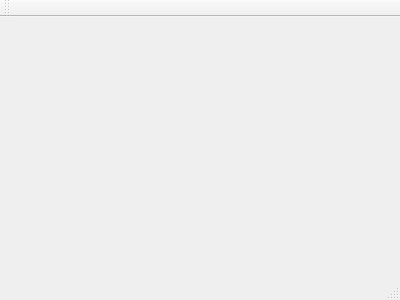
pyridiss/Sablier, file mainwindow.ui: the form before one commit.
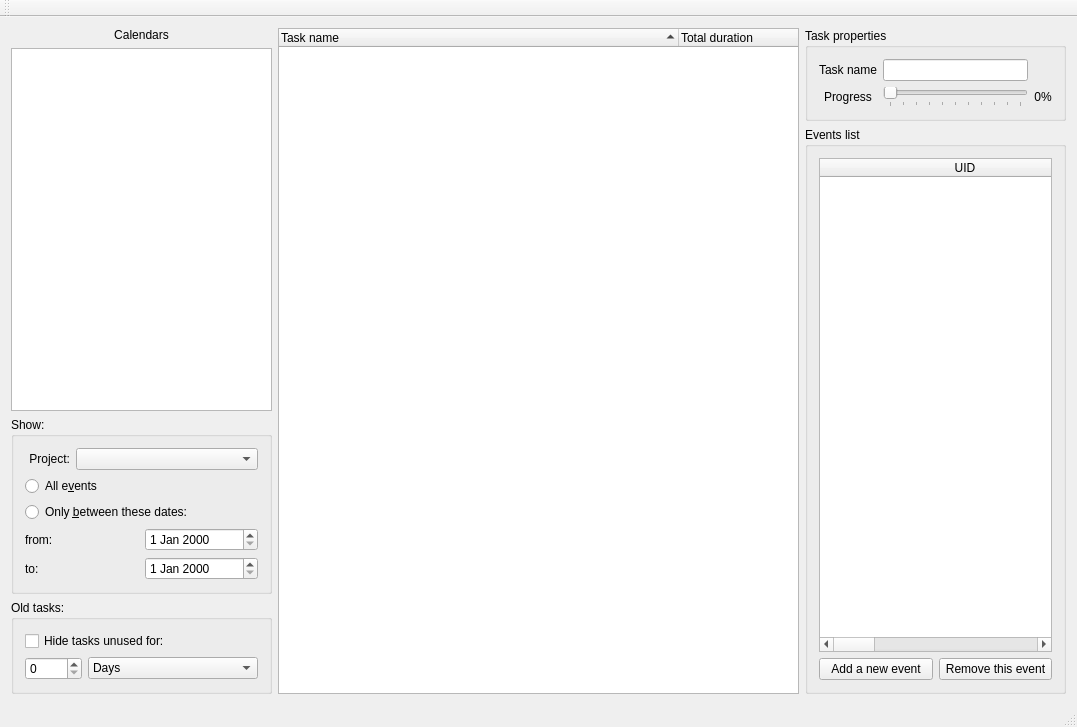
The form after the commit.

Commit message: Set MainWindow UI.

Diff of the .ui file:
```diff
--- a/mainwindow.ui
+++ b/mainwindow.ui
@@ -1,24 +1,325 @@
 <ui version="4.0">
  <class>MainWindow</class>
- <widget class="QMainWindow" name="MainWindow" >
-  <property name="geometry" >
+ <widget class="QMainWindow" name="MainWindow">
+  <property name="geometry">
    <rect>
     <x>0</x>
     <y>0</y>
-    <width>400</width>
-    <height>300</height>
+    <width>1077</width>
+    <height>727</height>
    </rect>
   </property>
   <property name="windowTitle" >
    <string>MainWindow</string>
   </property>
-  <widget class="QMenuBar" name="menuBar" />
-  <widget class="QToolBar" name="mainToolBar" />
-  <widget class="QWidget" name="centralWidget" />
-  <widget class="QStatusBar" name="statusBar" />
+  <widget class="QWidget" name="centralWidget">
+   <layout class="QHBoxLayout" name="horizontalLayout" stretch="1,2,1">
+    <item>
+     <layout class="QVBoxLayout" name="verticalLayout">
+      <item>
+       <widget class="QLabel" name="labelCalendars">
+        <property name="text">
+         <string>&lt;html&gt;&lt;head/&gt;&lt;body&gt;&lt;p align=&quot;center&quot;&gt;Calendars&lt;/p&gt;&lt;/body&gt;&lt;/html&gt;</string>
+        </property>
+       </widget>
+      </item>
+      <item>
+       <widget class="QListView" name="listCalendars"/>
+      </item>
+      <item>
+       <widget class="QGroupBox" name="groupBox">
+        <property name="title">
+         <string>Show:</string>
+        </property>
+        <layout class="QVBoxLayout" name="verticalLayout_4">
+         <item>
+          <layout class="QHBoxLayout" name="horizontalLayout_2" stretch="1,4">
+           <item>
+            <widget class="QLabel" name="labelProjects">
+             <property name="text">
+              <string>&lt;html&gt;&lt;head/&gt;&lt;body&gt;&lt;p align=&quot;right&quot;&gt;Project:&lt;/p&gt;&lt;/body&gt;&lt;/html&gt;</string>
+             </property>
+            </widget>
+           </item>
+           <item>
+            <widget class="QComboBox" name="selectProject"/>
+           </item>
+          </layout>
+         </item>
+         <item>
+          <widget class="QRadioButton" name="radioButtonAllEvents">
+           <property name="text">
+            <string>All e&amp;vents</string>
+           </property>
+          </widget>
+         </item>
+         <item>
+          <widget class="QRadioButton" name="radioButtonBetweenDates">
+           <property name="text">
+            <string>Only &amp;between these dates:</string>
+           </property>
+          </widget>
+         </item>
+         <item>
+          <layout class="QGridLayout" name="gridLayout">
+           <item row="1" column="0">
+            <widget class="QLabel" name="labelFrom">
+             <property name="text">
+              <string>from:</string>
+             </property>
+            </widget>
+           </item>
+           <item row="1" column="1">
+            <widget class="QDateEdit" name="dateFrom"/>
+           </item>
+           <item row="2" column="0">
+            <widget class="QLabel" name="labelTo">
+             <property name="text">
+              <string>to:</string>
+             </property>
+            </widget>
+           </item>
+           <item row="2" column="1">
+            <widget class="QDateEdit" name="dateTo"/>
+           </item>
+          </layout>
+         </item>
+        </layout>
+       </widget>
+      </item>
+      <item>
+       <widget class="QGroupBox" name="groupBox_2">
+        <property name="title">
+         <string>Old tasks:</string>
+        </property>
+        <layout class="QVBoxLayout" name="verticalLayout_5">
+         <item>
+          <widget class="QCheckBox" name="checkBoxHideUnused">
+           <property name="text">
+            <string>Hide tasks unused for:</string>
+           </property>
+          </widget>
+         </item>
+         <item>
+          <layout class="QHBoxLayout" name="layout_oldtasks" stretch="1,3">
+           <item>
+            <widget class="QSpinBox" name="spinBoxHideUnused"/>
+           </item>
+           <item>
+            <widget class="QComboBox" name="comboBoxHideUnused">
+             <item>
+              <property name="text">
+               <string>Days</string>
+              </property>
+             </item>
+             <item>
+              <property name="text">
+               <string>Weeks</string>
+              </property>
+             </item>
+             <item>
+              <property name="text">
+               <string>Months</string>
+              </property>
+             </item>
+             <item>
+              <property name="text">
+               <string>Years</string>
+              </property>
+             </item>
+            </widget>
+           </item>
+          </layout>
+         </item>
+        </layout>
+       </widget>
+      </item>
+     </layout>
+    </item>
+    <item>
+     <widget class="QTreeWidget" name="treeWidget">
+      <property name="alternatingRowColors">
+       <bool>true</bool>
+      </property>
+      <property name="sortingEnabled">
+       <bool>true</bool>
+      </property>
+      <property name="columnCount">
+       <number>2</number>
+      </property>
+      <attribute name="headerDefaultSectionSize">
+       <number>400</number>
+      </attribute>
+      <attribute name="headerShowSortIndicator" stdset="0">
+       <bool>true</bool>
+      </attribute>
+      <attribute name="headerStretchLastSection">
+       <bool>true</bool>
+      </attribute>
+      <column>
+       <property name="text">
+        <string>Task name</string>
+       </property>
+      </column>
+      <column>
+       <property name="text">
+        <string>Total duration</string>
+       </property>
+      </column>
+     </widget>
+    </item>
+    <item>
+     <layout class="QVBoxLayout" name="verticalLayout_2">
+      <item>
+       <widget class="QGroupBox" name="groupBox_5">
+        <property name="title">
+         <string>Task properties</string>
+        </property>
+        <layout class="QHBoxLayout" name="horizontalLayout_4">
+         <item>
+          <layout class="QGridLayout" name="gridLayout_2" columnstretch="2,10,1">
+           <item row="0" column="1">
+            <widget class="QLineEdit" name="taskNameEdit"/>
+           </item>
+           <item row="1" column="2">
+            <widget class="QLabel" name="progressValue">
+             <property name="text">
+              <string>0%</string>
+             </property>
+             <property name="alignment">
+              <set>Qt::AlignCenter</set>
+             </property>
+            </widget>
+           </item>
+           <item row="0" column="0">
+            <widget class="QLabel" name="label">
+             <property name="text">
+              <string>&lt;html&gt;&lt;head/&gt;&lt;body&gt;&lt;p align=&quot;center&quot;&gt;Task name&lt;/p&gt;&lt;/body&gt;&lt;/html&gt;</string>
+             </property>
+            </widget>
+           </item>
+           <item row="1" column="0">
+            <widget class="QLabel" name="label_2">
+             <property name="text">
+              <string>&lt;html&gt;&lt;head/&gt;&lt;body&gt;&lt;p align=&quot;center&quot;&gt;Progress&lt;/p&gt;&lt;/body&gt;&lt;/html&gt;</string>
+             </property>
+            </widget>
+           </item>
+           <item row="1" column="1">
+            <widget class="QSlider" name="progressSlider">
+             <property name="maximum">
+              <number>100</number>
+             </property>
+             <property name="orientation">
+              <enum>Qt::Horizontal</enum>
+             </property>
+             <property name="tickPosition">
+              <enum>QSlider::TicksBelow</enum>
+             </property>
+             <property name="tickInterval">
+              <number>10</number>
+             </property>
+            </widget>
+           </item>
+          </layout>
+         </item>
+        </layout>
+       </widget>
+      </item>
+      <item>
+       <widget class="QGroupBox" name="groupBox_4">
+        <property name="title">
+         <string>Events list</string>
+        </property>
+        <layout class="QVBoxLayout" name="verticalLayout_6">
+         <item>
+          <widget class="QTableWidget" name="tableEvents">
+           <property name="alternatingRowColors">
+            <bool>true</bool>
+           </property>
+           <property name="verticalScrollMode">
+            <enum>QAbstractItemView::ScrollPerPixel</enum>
+           </property>
+           <property name="horizontalScrollMode">
+            <enum>QAbstractItemView::ScrollPerPixel</enum>
+           </property>
+           <attribute name="horizontalHeaderDefaultSectionSize">
+            <number>290</number>
+           </attribute>
+           <attribute name="horizontalHeaderStretchLastSection">
+            <bool>true</bool>
+           </attribute>
+           <attribute name="verticalHeaderVisible">
+            <bool>false</bool>
+           </attribute>
+           <column>
+            <property name="text">
+             <string>UID</string>
+            </property>
+           </column>
+           <column>
+            <property name="text">
+             <string>Event name</string>
+            </property>
+           </column>
+           <column>
+            <property name="text">
+             <string>Start time</string>
+            </property>
+           </column>
+           <column>
+            <property name="text">
+             <string>End time</string>
+            </property>
+           </column>
+          </widget>
+         </item>
+         <item>
+          <layout class="QHBoxLayout" name="horizontalLayout_5">
+           <item>
+            <widget class="QPushButton" name="addEventButton">
+             <property name="text">
+              <string>Add a new event</string>
+             </property>
+            </widget>
+           </item>
+           <item>
+            <widget class="QPushButton" name="deleteEventButton">
+             <property name="text">
+              <string>Remove this event</string>
+             </property>
+            </widget>
+           </item>
+          </layout>
+         </item>
+        </layout>
+       </widget>
+      </item>
+     </layout>
+    </item>
+   </layout>
+  </widget>
+  <widget class="QMenuBar" name="menuBar">
+   <property name="geometry">
+    <rect>
+     <x>0</x>
+     <y>0</y>
+     <width>1077</width>
+     <height>26</height>
+    </rect>
+   </property>
+  </widget>
+  <widget class="QToolBar" name="mainToolBar">
+   <attribute name="toolBarArea">
+    <enum>TopToolBarArea</enum>
+   </attribute>
+   <attribute name="toolBarBreak">
+    <bool>false</bool>
+   </attribute>
+  </widget>
+  <widget class="QStatusBar" name="statusBar"/>
  </widget>
- <layoutDefault spacing="6" margin="11" />
- <pixmapfunction></pixmapfunction>
+ <layoutdefault spacing="6" margin="11"/>
  <resources/>
  <connections/>
 </ui>
```
Left out of the diff: 3 changed lines with no effect on the pictures.
